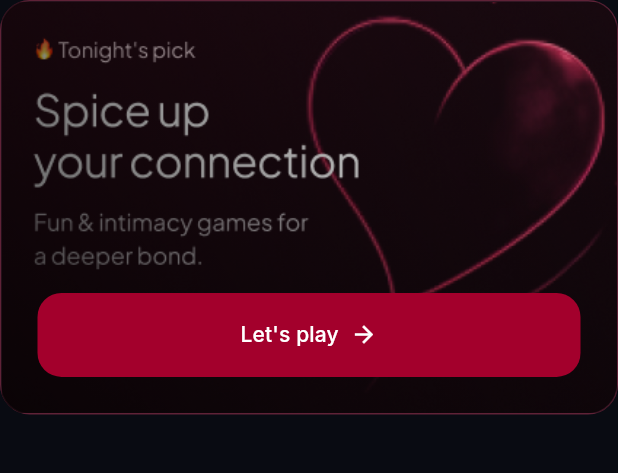
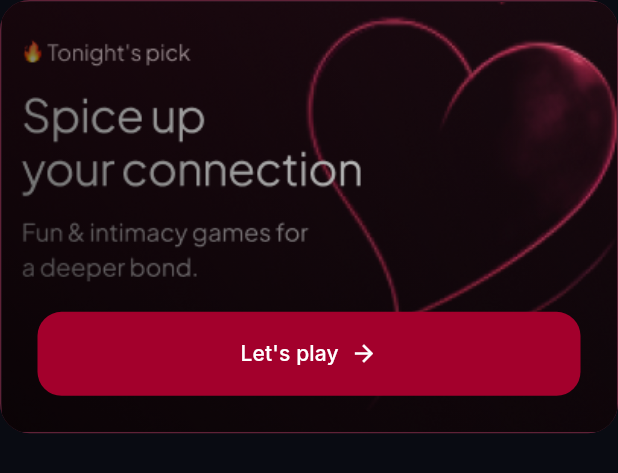
Before and after one commit to i-sifat/Veloura, a Flutter app: the _TonightCard widget shown alone on an empty page, opened directly, on a phone screen of 412 x 824 dp. Shown: the top 473 px of the screen. Run offline on Flutter 3.47's test engine with Material 3 defaults, Android fonts, the light colour scheme and no system bars; our stand-ins replace firebase_analytics, firebase_core, firebase_crashlytics, flutter_animate, flutter_local_notifications, flutter_riverpod and 8 more; missing offline and left inert: purchases_flutter; accounts and stored records are empty.

Commit message:
fix: clamp hero card aspect ratio so it can't blow past a sane height
CI just proved this the rest of the way: with "Popular games" fixed by
scrolling, the very next test ("Let's play opens...") failed differently -
tapping "Let's play" landed at y=769.6, outside the 600px test viewport.
The real artwork's resolved aspect ratio makes the hero card noticeably
taller than the old fixed 296px, on any screen, not just in tests.

Clamping the resolved ratio to a sane range still honors the "fit the
box to the artwork, never crop or stretch" fix (BoxFit.cover only ever
gets a shape close to the image's real one), it just stops the card
from ballooning to a height that would push everything else off a
normal phone screen too.

```diff
--- a/lib/features/home/presentation/home_screen.dart
+++ b/lib/features/home/presentation/home_screen.dart
@@ -1,5 +1,3 @@
-import 'dart:async';
-
 import 'package:flutter/material.dart';
 import 'package:flutter_riverpod/flutter_riverpod.dart';
 import 'package:go_router/go_router.dart';
@@ -129,7 +127,10 @@ class _Greeting extends StatelessWidget {
 /// Full-bleed "Spice up your connection" hero. Sizes itself to the
 /// artwork's own aspect ratio (instead of a fixed height) so the image is
 /// never stretched or cropped on any side: whatever the artwork's real
-/// proportions are, the card's height follows them exactly.
+/// proportions are, the card's height follows them - within a clamped
+/// range so an unusually tall/narrow source image can't balloon the card
+/// past a sane fraction of the screen and push everything below it off
+/// a normal phone viewport.
 class _TonightCard extends StatefulWidget {
   const _TonightCard();
 
@@ -139,6 +140,14 @@ class _TonightCard extends StatefulWidget {
 
 class _TonightCardState extends State<_TonightCard> {
   static const _heroAsset = 'assets/homescreen/spice_up_your_connection_bg.png';
+
+  // Clamp bounds (width / height) for the resolved aspect ratio: never
+  // shorter/wider than 328:230 nor taller/narrower than 328:380. That's
+  // roughly a -22%/+28% band around the original fixed 296px footprint -
+  // enough for the real artwork's proportions to read as "fitted" without
+  // ever taking over the screen.
+  static const _minRatio = 328 / 380;
+  static const _maxRatio = 328 / 230;
 
   // Placeholder ratio matching the card's previous footprint, used only
   // until the artwork's real dimensions resolve (avoids a layout jump).
@@ -155,7 +164,7 @@ class _TonightCardState extends State<_TonightCard> {
   void _onImage(ImageInfo info, bool _) {
     final height = info.image.height;
     if (height == 0) return;
-    final ratio = info.image.width / height;
+    final ratio = (info.image.width / height).clamp(_minRatio, _maxRatio);
     // ImageStream.addListener() calls this *synchronously* when the image
     // is already in the global imageCache (e.g. every widget test after
     // the first one that resolves this asset). Deferring to a microtask
@@ -195,9 +204,9 @@ class _TonightCardState extends State<_TonightCard> {
   Widget build(BuildContext context) {
     final colors = AppColors.of(context);
     return AspectRatio(
-      // The box's shape now always matches the artwork's native shape, so
-      // BoxFit.cover below never has to crop anything to fill it — every
-      // edge of the image stays fully visible, edge to edge.
+      // The box's shape now always matches the artwork's native shape
+      // (within the clamp above), so BoxFit.cover below never has to crop
+      // anything to fill it - every edge of the image stays fully visible.
       aspectRatio: _aspectRatio,
       child: Container(
         clipBehavior: Clip.antiAlias,
```
